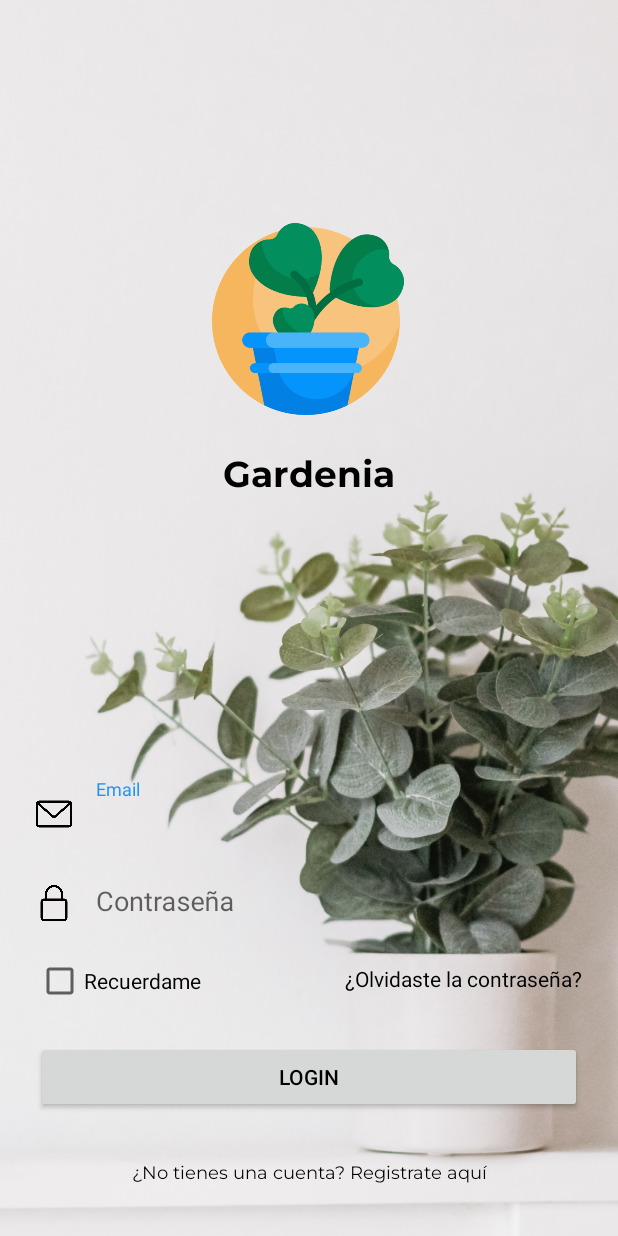
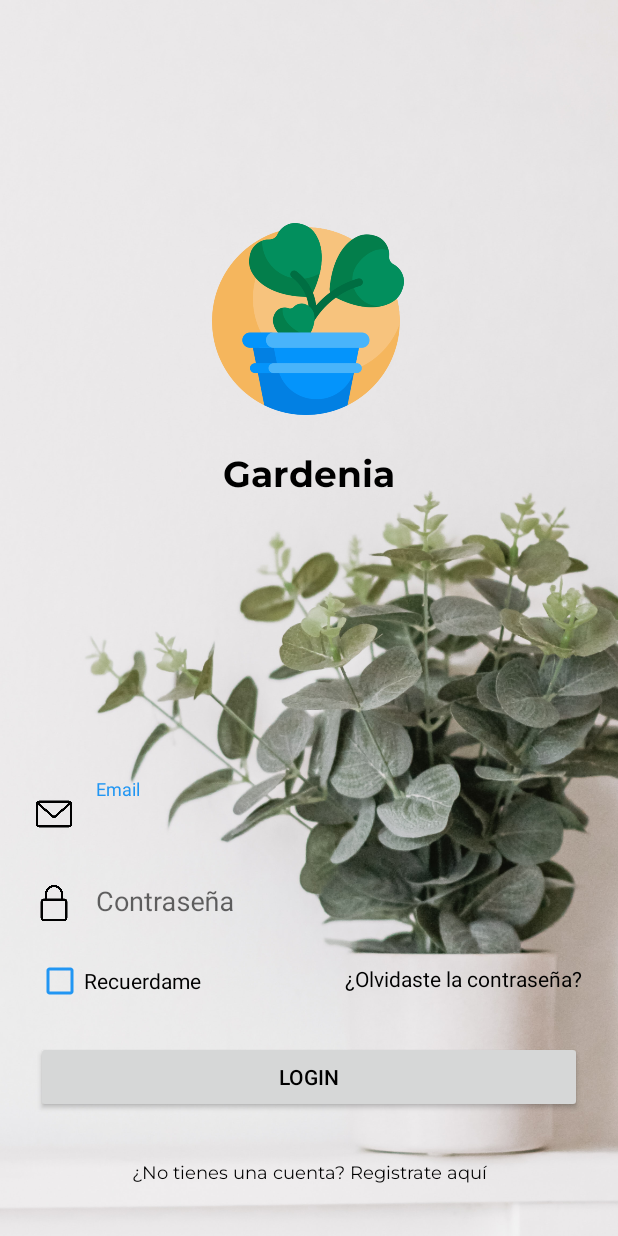
Before and after one commit to Rodaja/Gardenia-Android, an Android app: the screen it shows after launch (Login), on a phone screen of 412 x 824 dp. Run offline under Robolectric (Android 15) with nearby library versions, the phone set to English and light mode, and no system bars.

Commit message:
Login actualizado

```diff
--- a/app/src/main/res/layout/activity_login.xml
+++ b/app/src/main/res/layout/activity_login.xml
@@ -135,6 +135,7 @@
         android:layout_width="0dp"
         android:layout_height="wrap_content"
         android:layout_marginLeft="24dp"
+        android:buttonTint="@color/colorAccent"
         android:layout_marginBottom="24dp"
         android:text="@string/remind_me"
         android:textColor="@color/colorFont"
```
